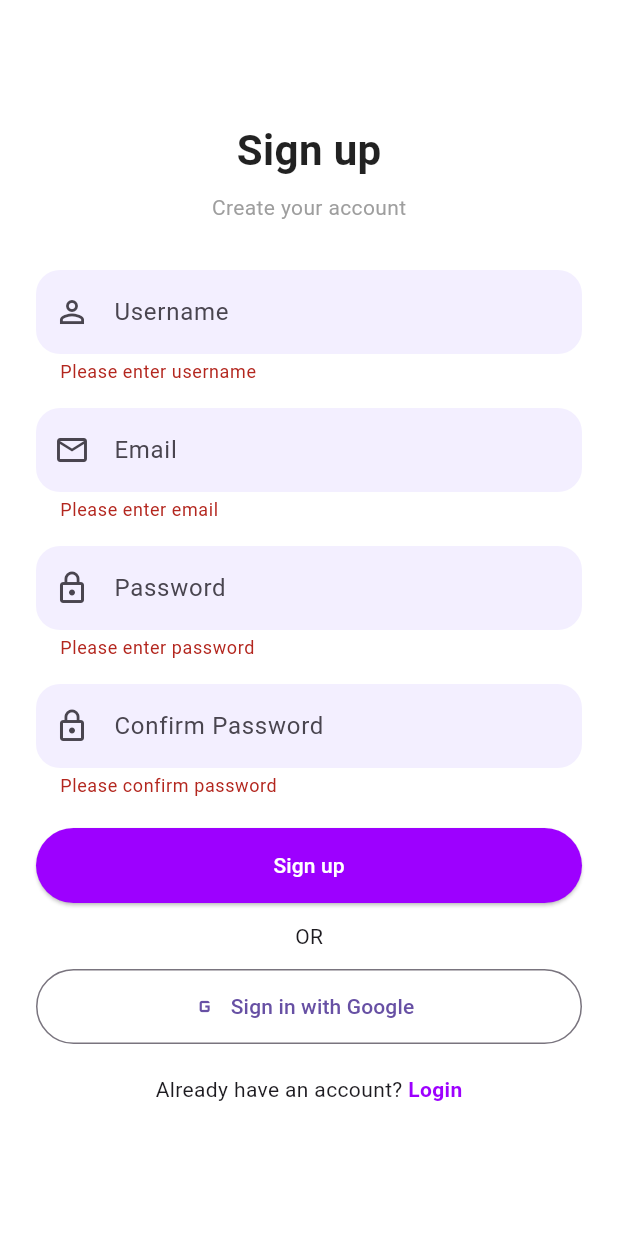
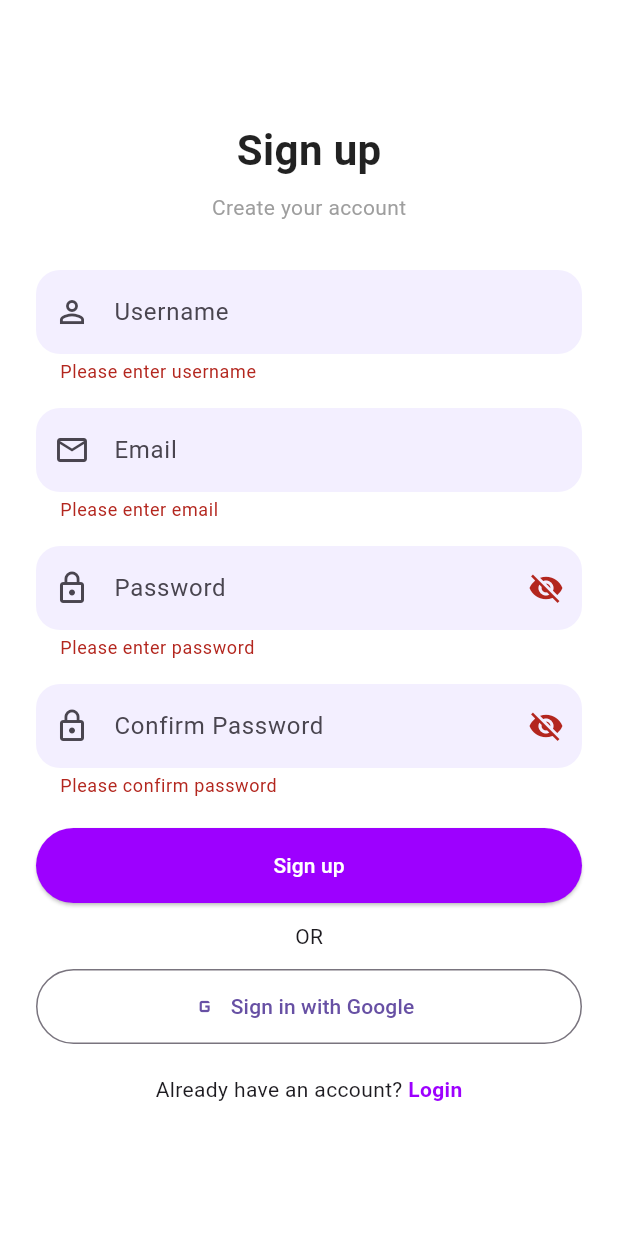
Before and after one commit to zafriii/Flutter-login-signup-UI, a Flutter app: the SignUpPage screen opened directly, after a tap on "Sign up", on a phone screen of 412 x 824 dp. Run offline on Flutter 3.47's test engine with Material 3 defaults, Android fonts, the phone set to English and light mode, and no system bars; Roboto replaces fonts that are missing (Segoe UI).

Commit message:
Update signup_page.dart

```diff
--- a/siignup_login/lib/signup_page.dart
+++ b/siignup_login/lib/signup_page.dart
@@ -15,6 +15,9 @@ class _SignUpPageState extends State<SignUpPage> {
   final _passwordController = TextEditingController();
   final _confirmPasswordController = TextEditingController();
 
+  bool _obscurePassword = true;
+  bool _obscureConfirmPassword = true;
+
   void _submitForm() {
     if (_formKey.currentState!.validate()) {
       ScaffoldMessenger.of(context).showSnackBar(
@@ -27,9 +30,16 @@ class _SignUpPageState extends State<SignUpPage> {
   Widget build(BuildContext context) {
     return Scaffold(
       backgroundColor: Colors.white,
-      body: Padding(
+      body: SafeArea(
+        child: SingleChildScrollView(
+          physics: const BouncingScrollPhysics(),
+          child: ConstrainedBox(
+            constraints: BoxConstraints(
+              minHeight: MediaQuery.of(context).size.height,
+            ),
+            child: IntrinsicHeight(
+              child: Padding(
                 padding: const EdgeInsets.symmetric(horizontal: 24),
-        child: SingleChildScrollView(
                 child: Form(
                   key: _formKey,
                   child: Column(
@@ -44,20 +54,21 @@ class _SignUpPageState extends State<SignUpPage> {
                         ),
                       ),
                       const SizedBox(height: 8),
-                const Text(
-                  "Create your account",
-                  style: TextStyle(color: Colors.grey),
-                ),
+                      const Text("Create your account",
+                          style: TextStyle(color: Colors.grey)),
                       const SizedBox(height: 32),
 
                       /// Username
                       TextFormField(
                         controller: _usernameController,
-                  decoration: _inputDecoration("Username", Icons.person_outline),
+                        decoration:
+                            _inputDecoration("Username", Icons.person_outline),
                         autovalidateMode: AutovalidateMode.onUserInteraction,
                         validator: (value) {
                           if (value == null || value.isEmpty) {
                             return 'Please enter username';
+                          } else if (value.length < 3) {
+                            return 'Username must be at least 3 characters';
                           }
                           return null;
                         },
@@ -67,7 +78,8 @@ class _SignUpPageState extends State<SignUpPage> {
                       /// Email
                       TextFormField(
                         controller: _emailController,
-                  decoration: _inputDecoration("Email", Icons.email_outlined),
+                        decoration:
+                            _inputDecoration("Email", Icons.email_outlined),
                         autovalidateMode: AutovalidateMode.onUserInteraction,
                         validator: (value) {
                           if (value == null || value.isEmpty) {
@@ -84,8 +96,14 @@ class _SignUpPageState extends State<SignUpPage> {
                       /// Password
                       TextFormField(
                         controller: _passwordController,
-                  obscureText: true,
-                  decoration: _inputDecoration("Password", Icons.lock_outline),
+                        obscureText: _obscurePassword,
+                        decoration: _inputDecorationWithToggle(
+                          "Password",
+                          Icons.lock_outline,
+                          _obscurePassword,
+                          () => setState(() =>
+                              _obscurePassword = !_obscurePassword),
+                        ),
                         autovalidateMode: AutovalidateMode.onUserInteraction,
                         validator: (value) {
                           if (value == null || value.isEmpty) {
@@ -101,8 +119,14 @@ class _SignUpPageState extends State<SignUpPage> {
                       /// Confirm Password
                       TextFormField(
                         controller: _confirmPasswordController,
-                  obscureText: true,
-                  decoration: _inputDecoration("Confirm Password", Icons.lock_outline),
+                        obscureText: _obscureConfirmPassword,
+                        decoration: _inputDecorationWithToggle(
+                          "Confirm Password",
+                          Icons.lock_outline,
+                          _obscureConfirmPassword,
+                          () => setState(() => _obscureConfirmPassword =
+                              !_obscureConfirmPassword),
+                        ),
                         autovalidateMode: AutovalidateMode.onUserInteraction,
                         validator: (value) {
                           if (value == null || value.isEmpty) {
@@ -125,7 +149,8 @@ class _SignUpPageState extends State<SignUpPage> {
                             borderRadius: BorderRadius.circular(25),
                           ),
                         ),
-                  child: const Text("Sign up", style: TextStyle(color: Colors.white)),
+                        child: const Text("Sign up",
+                            style: TextStyle(color: Colors.white)),
                       ),
                       const SizedBox(height: 12),
                       const Text("OR"),
@@ -145,7 +170,8 @@ class _SignUpPageState extends State<SignUpPage> {
                       ),
                       const SizedBox(height: 20),
 
-                /// Login Redirect (Navigation)
+                      // / Login Redirect (Navigation)
+
                       Row(
                       mainAxisAlignment: MainAxisAlignment.center,
                       children: [
@@ -159,6 +185,7 @@ class _SignUpPageState extends State<SignUpPage> {
                               style: TextStyle(
                                 color: Color(0xFF9D00FF),
                                 fontWeight: FontWeight.bold,
+
                               ),
                             ),
                           ),
@@ -167,6 +194,10 @@ class _SignUpPageState extends State<SignUpPage> {
                     ),
                       const SizedBox(height: 40),
                     ],
+
+                  ),
+                ),
+              ),
             ),
           ),
         ),
@@ -186,4 +217,26 @@ class _SignUpPageState extends State<SignUpPage> {
       ),
     );
   }
+
+  InputDecoration _inputDecorationWithToggle(
+    String hint,
+    IconData icon,
+    bool isObscured,
+    VoidCallback toggle,
+  ) {
+    return InputDecoration(
+      hintText: hint,
+      prefixIcon: Icon(icon),
+      suffixIcon: IconButton(
+        icon: Icon(isObscured ? Icons.visibility_off : Icons.visibility),
+        onPressed: toggle,
+      ),
+      filled: true,
+      fillColor: const Color(0xFFF3EFFF),
+      border: const OutlineInputBorder(
+        borderRadius: BorderRadius.all(Radius.circular(16)),
+        borderSide: BorderSide.none,
+      ),
+    );
   }
+}
```
Lines whose indentation alone changed are shown as unchanged.
